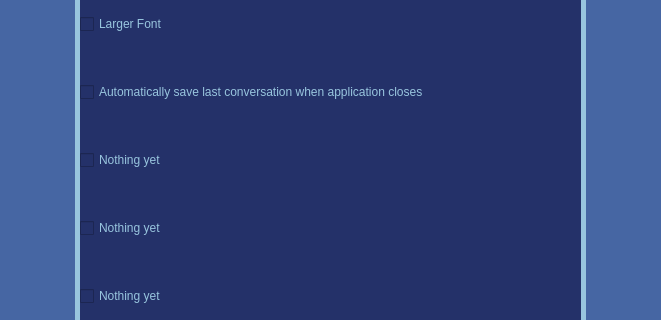
Before: the Qt Designer form APOLLO_MainWindow.ui in ThatNerd404/A.P.O.L.L.O, drawn with Qt 5; both pictures show x 290 to 951 and y 224 to 544 of the 1200 by 710 pixel window.
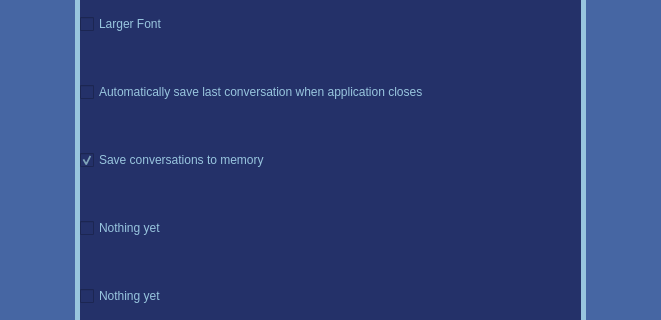
After: the same form once the commit is applied. The open tabs and pages were chosen to show the change. Icons and pictures are not drawn.

Commit message: Add memory functionality and update UI components for conversation saving

Diff of the .ui file:
```diff
--- a/APOLLO_MainWindow.ui
+++ b/APOLLO_MainWindow.ui
@@ -862,7 +862,10 @@
        <item>
         <widget class="QCheckBox" name="checkBox_2">
          <property name="text">
-          <string>Nothing yet</string>
+          <string>Save conversations to memory</string>
+         </property>
+         <property name="checked">
+          <bool>true</bool>
          </property>
         </widget>
        </item>
```
Left out of the diff: 4 changed lines with no effect on the pictures. The commit also changes 4 other files.
